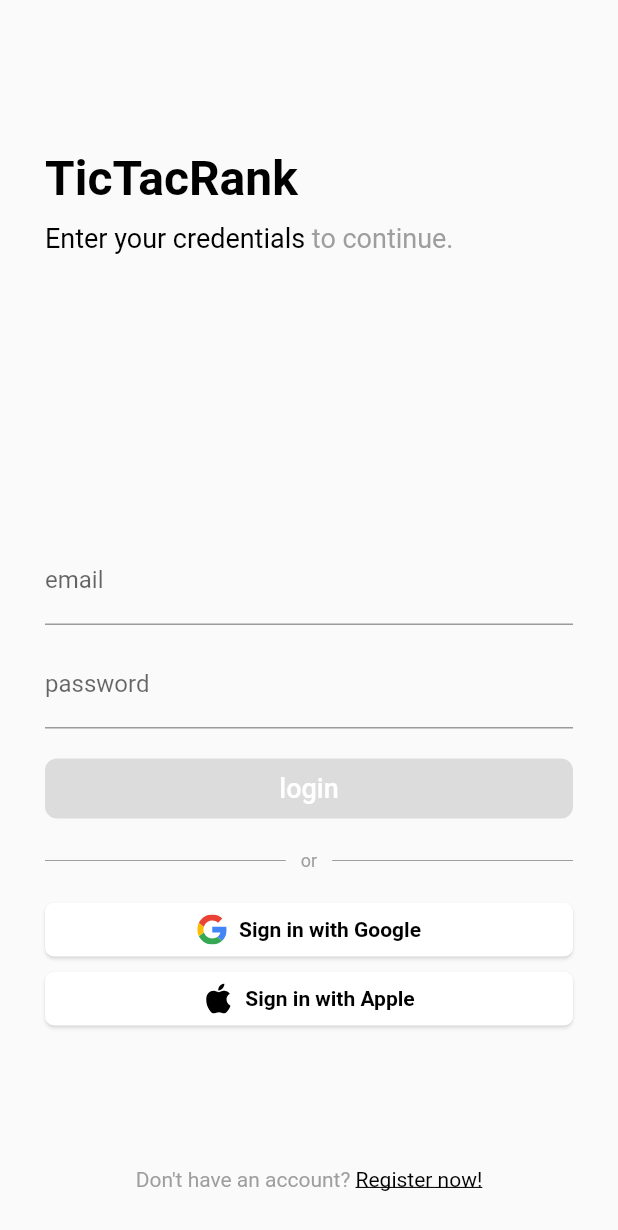
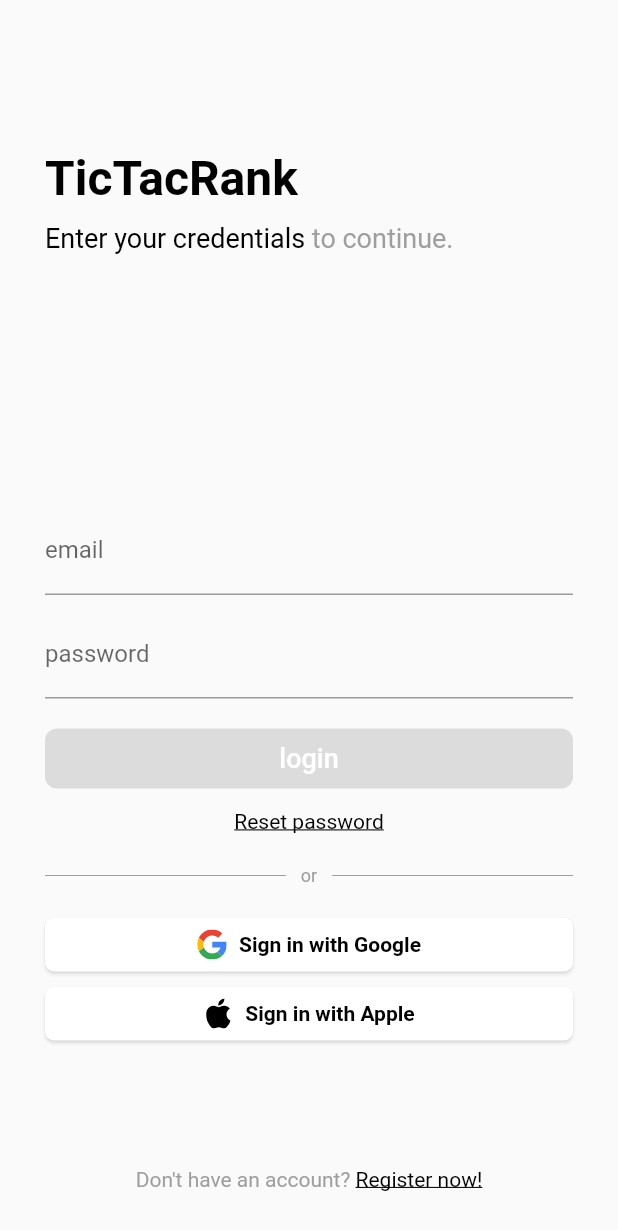
Before and after one commit to mouraa0/tic-tac-rank, a Flutter app: the screen it shows after launch, on a phone screen of 412 x 824 dp. Shown: the top 1230 px of the screen. Run offline on Flutter 3.47's test engine with Material 2 defaults, Android fonts, the light colour scheme and no system bars; our stand-ins replace email_validator, flutter_dotenv, flutter_svg, get, supabase_flutter; accounts and stored records are empty.

Commit message:
feat: create reset password text button in login screen in app

```diff
--- a/tic_tac_rank_app/lib/presenter/login/view/login_screen.dart
+++ b/tic_tac_rank_app/lib/presenter/login/view/login_screen.dart
@@ -80,6 +80,12 @@ class _TextFieldAreaComponent extends StatelessWidget {
             title: 'login',
             isLoading: _controller.isButtonLoading.value,
           ),
+          const SizedBox(height: 14),
+          AppFormsTextSpanWidget(
+            infoText: '',
+            clickableText: 'Reset password',
+            onTap: () => Get.offAndToNamed(AppRouter.registerScreen),
+          ),
         ],
       ),
     );
```
